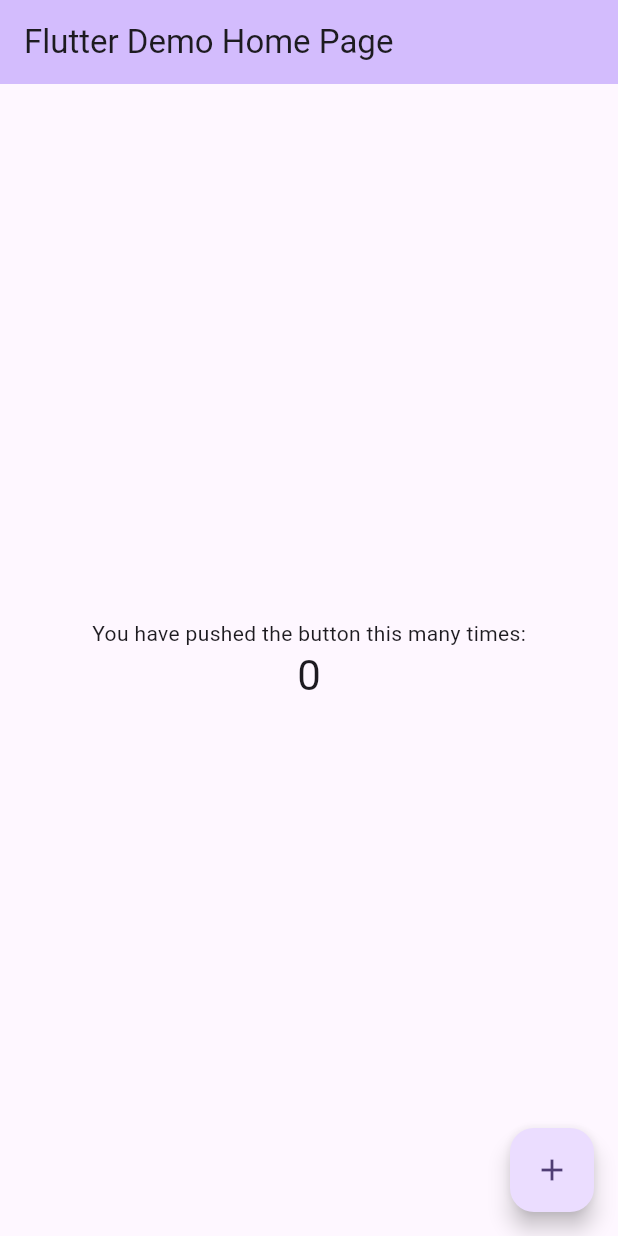
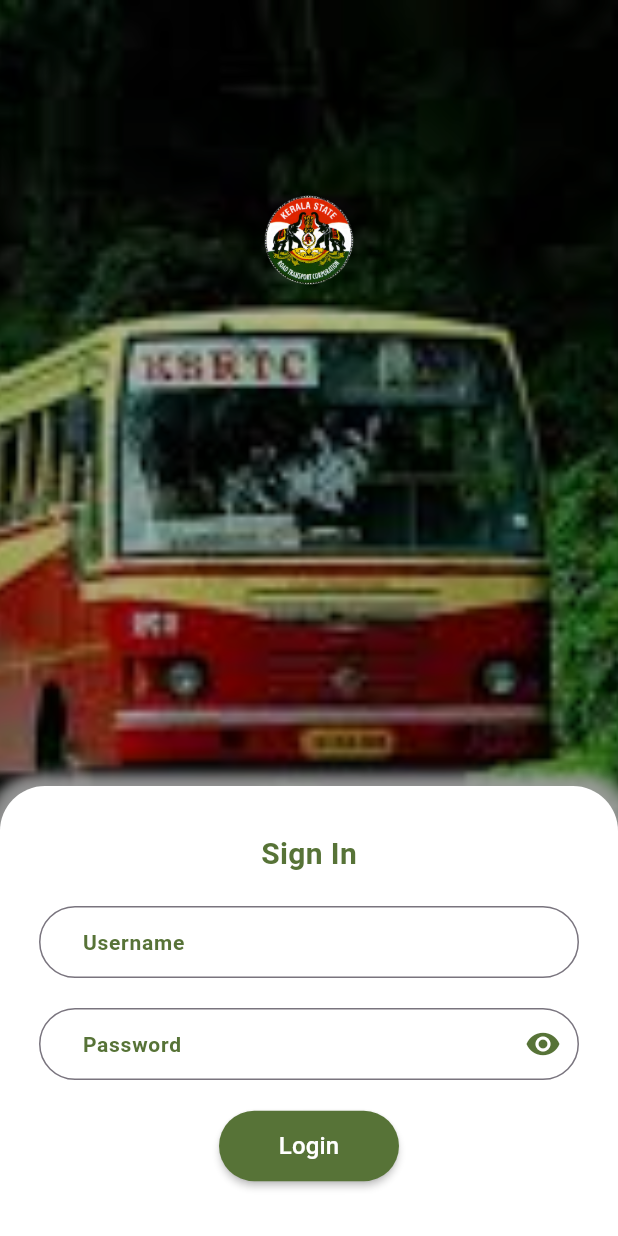
Before and after one commit to gitmen321/ktracapplication, a Flutter app: the screen it shows after launch, on a phone screen of 412 x 824 dp. Run offline on Flutter 3.47's test engine with Material 3 defaults, Android fonts, the phone set to English and light mode, and no system bars.

Commit message:
Login and drawer

```diff
--- /dev/null
+++ b/lib/Theme/pallet.dart
@@ -0,0 +1,6 @@
+import 'dart:ui';
+
+class Pallet{
+  static const Color primary = Color(0xff577337);
+  static const Color greenlight = Color(0xff91BB52);
+}
--- a/lib/main.dart
+++ b/lib/main.dart
@@ -1,4 +1,7 @@
 import 'package:flutter/material.dart';
+import 'package:ktracapplication/screens/home.dart';
+import 'package:ktracapplication/screens/login.dart';
+import 'package:ktracapplication/widgets/nav_drawer.dart';
 
 void main() {
   runApp(const MyApp());
@@ -11,115 +14,10 @@
   @override
   Widget build(BuildContext context) {
     return MaterialApp(
-      title: 'Flutter Demo',
-      theme: ThemeData(
-        // This is the theme of your application.
-        //
-        // TRY THIS: Try running your application with "flutter run". You'll see
-        // the application has a purple toolbar. Then, without quitting the app,
-        // try changing the seedColor in the colorScheme below to Colors.green
-        // and then invoke "hot reload" (save your changes or press the "hot
-        // reload" button in a Flutter-supported IDE, or press "r" if you used
-        // the command line to start the app).
-        //
-        // Notice that the counter didn't reset back to zero; the application
-        // state is not lost during the reload. To reset the state, use hot
-        // restart instead.
-        //
-        // This works for code too, not just values: Most code changes can be
-        // tested with just a hot reload.
-        colorScheme: ColorScheme.fromSeed(seedColor: Colors.deepPurple),
-        useMaterial3: true,
-      ),
-      home: const MyHomePage(title: 'Flutter Demo Home Page'),
+      debugShowCheckedModeBanner: false,
+      home: LoginScreen(),
+      //home: NavDrawer(),
+     // home: HomeScreen(),
     );
   }
 }
-
-class MyHomePage extends StatefulWidget {
-  const MyHomePage({super.key, required this.title});
-
-  // This widget is the home page of your application. It is stateful, meaning
-  // that it has a State object (defined below) that contains fields that affect
-  // how it looks.
-
-  // This class is the configuration for the state. It holds the values (in this
-  // case the title) provided by the parent (in this case the App widget) and
-  // used by the build method of the State. Fields in a Widget subclass are
-  // always marked "final".
-
-  final String title;
-
-  @override
-  State<MyHomePage> createState() => _MyHomePageState();
-}
-
-class _MyHomePageState extends State<MyHomePage> {
-  int _counter = 0;
-
-  void _incrementCounter() {
-    setState(() {
-      // This call to setState tells the Flutter framework that something has
-      // changed in this State, which causes it to rerun the build method below
-      // so that the display can reflect the updated values. If we changed
-      // _counter without calling setState(), then the build method would not be
-      // called again, and so nothing would appear to happen.
-      _counter++;
-    });
-  }
-
-  @override
-  Widget build(BuildContext context) {
-    // This method is rerun every time setState is called, for instance as done
-    // by the _incrementCounter method above.
-    //
-    // The Flutter framework has been optimized to make rerunning build methods
-    // fast, so that you can just rebuild anything that needs updating rather
-    // than having to individually change instances of widgets.
-    return Scaffold(
-      appBar: AppBar(
-        // TRY THIS: Try changing the color here to a specific color (to
-        // Colors.amber, perhaps?) and trigger a hot reload to see the AppBar
-        // change color while the other colors stay the same.
-        backgroundColor: Theme.of(context).colorScheme.inversePrimary,
-        // Here we take the value from the MyHomePage object that was created by
-        // the App.build method, and use it to set our appbar title.
-        title: Text(widget.title),
-      ),
-      body: Center(
-        // Center is a layout widget. It takes a single child and positions it
-        // in the middle of the parent.
-        child: Column(
-          // Column is also a layout widget. It takes a list of children and
-          // arranges them vertically. By default, it sizes itself to fit its
-          // children horizontally, and tries to be as tall as its parent.
-          //
-          // Column has various properties to control how it sizes itself and
-          // how it positions its children. Here we use mainAxisAlignment to
-          // center the children vertically; the main axis here is the vertical
-          // axis because Columns are vertical (the cross axis would be
-          // horizontal).
-          //
-          // TRY THIS: Invoke "debug painting" (choose the "Toggle Debug Paint"
-          // action in the IDE, or press "p" in the console), to see the
-          // wireframe for each widget.
-          mainAxisAlignment: MainAxisAlignment.center,
-          children: <Widget>[
-            const Text(
-              'You have pushed the button this many times:',
-            ),
-            Text(
-              '$_counter',
-              style: Theme.of(context).textTheme.headlineMedium,
-            ),
-          ],
-        ),
-      ),
-      floatingActionButton: FloatingActionButton(
-        onPressed: _incrementCounter,
-        tooltip: 'Increment',
-        child: const Icon(Icons.add),
-      ), // This trailing comma makes auto-formatting nicer for build methods.
-    );
-  }
-}
--- /dev/null
+++ b/lib/screens/login.dart
@@ -0,0 +1,229 @@
+import 'package:flutter/material.dart';
+import 'package:ktracapplication/Theme/pallet.dart';
+import 'package:ktracapplication/screens/home.dart';
+
+class LoginScreen extends StatelessWidget {
+  LoginScreen({Key? key}) : super(key: key);
+
+  final TextEditingController usernameController = TextEditingController();
+  final TextEditingController passwordController = TextEditingController();
+  final ValueNotifier<bool> obscureText = ValueNotifier<bool>(true);
+
+  @override
+  Widget build(BuildContext context) {
+    return Scaffold(
+      backgroundColor: Colors.grey[200], // Background color
+      body: Stack(
+        children: [
+          // Background image with overlay
+          Center(
+            child: Column(
+              children: [
+                ColorFiltered(
+                  colorFilter: ColorFilter.mode(
+                    Colors.black.withOpacity(0.3), // Adjust for dim effect
+                    BlendMode.srcOver,
+                  ),
+                  child: Image.asset(
+                    'assets/images/ksrtc.jpg',
+                   // 'assets/images/intro.jpeg',
+                    fit: BoxFit.cover,
+                   // width: double.infinity,
+                    height: 650,
+                  ),
+                ),
+              ],
+            ),
+          ),
+
+          // Logo at the top
+          Align(
+            alignment: Alignment.topCenter,
+            child: Padding(
+              padding: const EdgeInsets.only(top: 100),
+              child: Image.asset(
+                'assets/logo/ktraclogo.png',
+                height: 120,
+                width: 120,
+              ),
+            ),
+          ),
+
+          // Login form at the bottom
+          Align(
+            alignment: Alignment.bottomCenter,
+            child: SingleChildScrollView(
+              child: Container(
+                decoration: BoxDecoration(
+                  color: Colors.white, // Card background color
+                  borderRadius: const BorderRadius.only(
+                    topLeft: Radius.circular(30),
+                    topRight: Radius.circular(30),
+                  ),
+                  boxShadow: [
+                    BoxShadow(
+                      color: Colors.grey.withOpacity(0.5),
+                      spreadRadius: 5,
+                      blurRadius: 7,
+                      offset: const Offset(0, 3),
+                    ),
+                    BoxShadow(
+                      color: Colors.grey.withOpacity(0.5),
+                      spreadRadius: 5,
+                      blurRadius: 7,
+                      offset: const Offset(0, -3),
+                    ),
+                    BoxShadow(
+                      color: Colors.grey.withOpacity(0.5),
+                      spreadRadius: 5,
+                      blurRadius: 7,
+                      offset: const Offset(3, 0),
+                    ),
+                    BoxShadow(
+                      color: Colors.grey.withOpacity(0.5),
+                      spreadRadius: 5,
+                      blurRadius: 7,
+                      offset: const Offset(-3, 0),
+                    ),
+                  ],
+                ),
+                child: Padding(
+                  padding: const EdgeInsets.all(16.0),
+                  child: Column(
+                    mainAxisSize: MainAxisSize.min,
+                    crossAxisAlignment: CrossAxisAlignment.stretch,
+                    children: [
+                      const SizedBox(height: 15),
+
+                      // Sign In Title
+                      const Center(
+                        child: Text(
+                          'Sign In',
+                          style: TextStyle(
+                            color: Pallet.primary,
+                            fontSize: 20,
+                            fontWeight: FontWeight.bold,
+                          ),
+                        ),
+                      ),
+                      const SizedBox(height: 20),
+
+                      // Username Field
+                      Padding(
+                        padding: const EdgeInsets.symmetric(horizontal: 10.0),
+                        child: TextFormField(
+                          controller: usernameController,
+                          decoration: InputDecoration(
+                            labelText: 'Username',
+                            contentPadding: const EdgeInsets.only(left: 25),
+                            labelStyle: const TextStyle(
+                              color: Pallet.primary,
+                              fontSize: 14,
+                              fontWeight: FontWeight.w600,
+                            ),
+                            border: OutlineInputBorder(
+                              borderRadius: BorderRadius.circular(30),
+                              borderSide: const BorderSide(
+                                color: Pallet.primary,
+                                width: 1.5,
+                              ),
+                            ),
+                            focusedBorder: OutlineInputBorder(
+                              borderRadius: BorderRadius.circular(30),
+                              borderSide:  BorderSide(
+                                color: Pallet.primary,
+                                width: 1.5,
+                              ),
+                            ),
+                          ),
+                        ),
+                      ),
+                      const SizedBox(height: 20),
+
+                      // Password Field with toggle visibility
+                      Padding(
+                        padding: const EdgeInsets.symmetric(horizontal: 10.0),
+                        child: ValueListenableBuilder<bool>(
+                          valueListenable: obscureText,
+                          builder: (context, value, child) {
+                            return TextFormField(
+                              controller: passwordController,
+                              obscureText: value,
+                              decoration: InputDecoration(
+                                labelText: 'Password',
+                                contentPadding: const EdgeInsets.only(left: 25),
+                                labelStyle: const TextStyle(
+                                  color: Pallet.primary,
+                                  fontSize: 14,
+                                  fontWeight: FontWeight.w600,
+                                ),
+                                border: OutlineInputBorder(
+                                  borderRadius: BorderRadius.circular(30),
+                                  borderSide: const BorderSide(
+                                    color: Pallet.primary,
+                                    width: 1.5,
+                                  ),
+                                ),
+                                focusedBorder: OutlineInputBorder(
+                                  borderRadius: BorderRadius.circular(30),
+                                  borderSide:  BorderSide(
+                                    color: Pallet.primary,
+                                    width: 1.5,
+                                  ),
+                                ),
+                                suffixIcon: IconButton(
+                                  icon: Icon(
+                                    value
+                                        ? Icons.visibility
+                                        : Icons.visibility_off,
+                                    color: Pallet.primary,
+                                  ),
+                                  onPressed: () {
+                                    obscureText.value = !value;
+                                  },
+                                ),
+                              ),
+                            );
+                          },
+                        ),
+                      ),
+                      const SizedBox(height: 20),
+
+                      // Login Button
+                      Padding(
+                        padding: const EdgeInsets.only(left: 130,right: 130,),
+                        child: MaterialButton(
+                          onPressed: () {
+                            Navigator.push(context, MaterialPageRoute(builder: (context) => HomeScreen()));
+                          },
+                          color: Pallet.primary, // Background color
+                          shape: RoundedRectangleBorder(
+                            borderRadius: BorderRadius.circular(30),
+                          ),
+                          padding: const EdgeInsets.symmetric(
+                            vertical: 12,
+                          ),
+                          minWidth: 150, // Minimum width
+                          height: 20, // Minimum height
+                          child: const Text(
+                            'Login',
+                            style: TextStyle(
+                              color: Colors.white,
+                              fontSize: 16,
+                              fontWeight: FontWeight.w500,
+                            ),
+                          ),
+                        ),
+                      ),
+                      const SizedBox(height: 20),
+                    ],
+                  ),
+                ),
+              ),
+            ),
+          ),
+        ],
+      ),
+    );
+  }
+}
--- a/pubspec.yaml
+++ b/pubspec.yaml
@@ -59,7 +59,9 @@
   uses-material-design: true
 
   # To add assets to your application, add an assets section, like this:
-  # assets:
+  assets:
+    - assets/images/
+    - assets/logo/
   #   - images/a_dot_burr.jpeg
   #   - images/a_dot_ham.jpeg
 
```
Also changed, not shown: lib/screens/home.dart (added, +14 -0 lines), lib/widgets/nav_drawer.dart (added, +208 -0 lines), assets/images/intro.jpeg (added), assets/images/ksrtc.jpg (added), assets/logo/ktraclogo.png (added).
